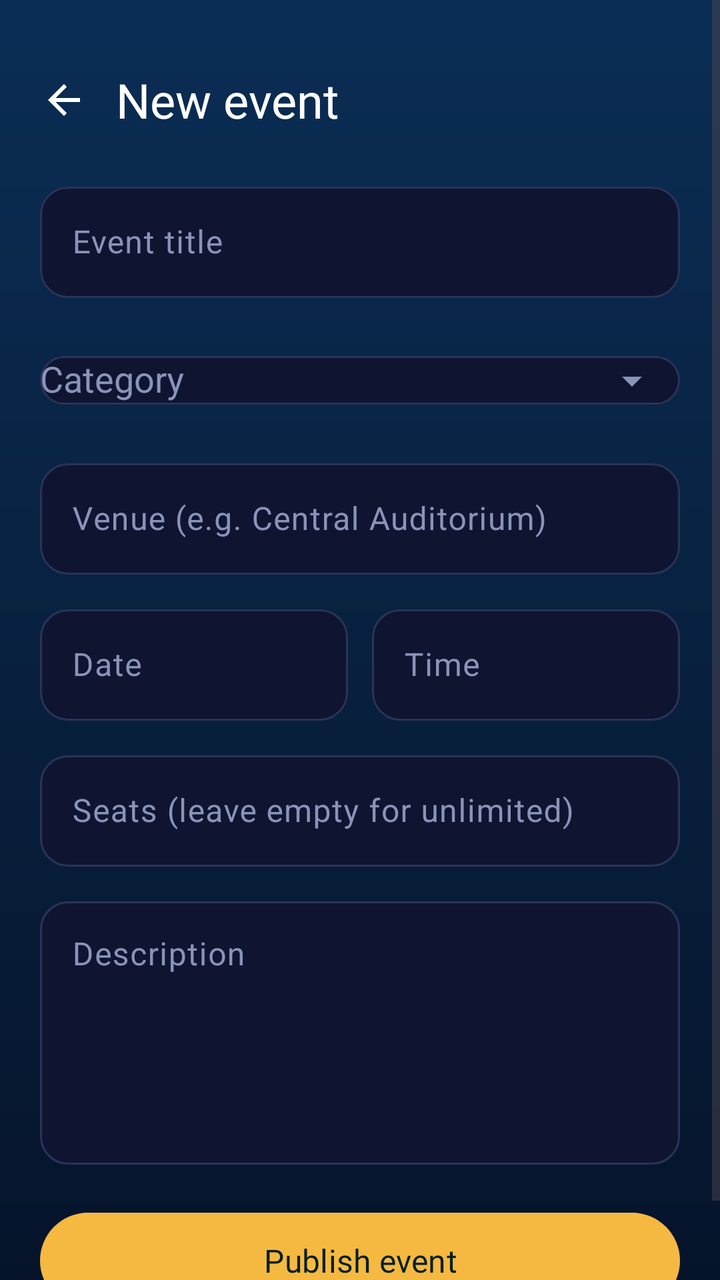
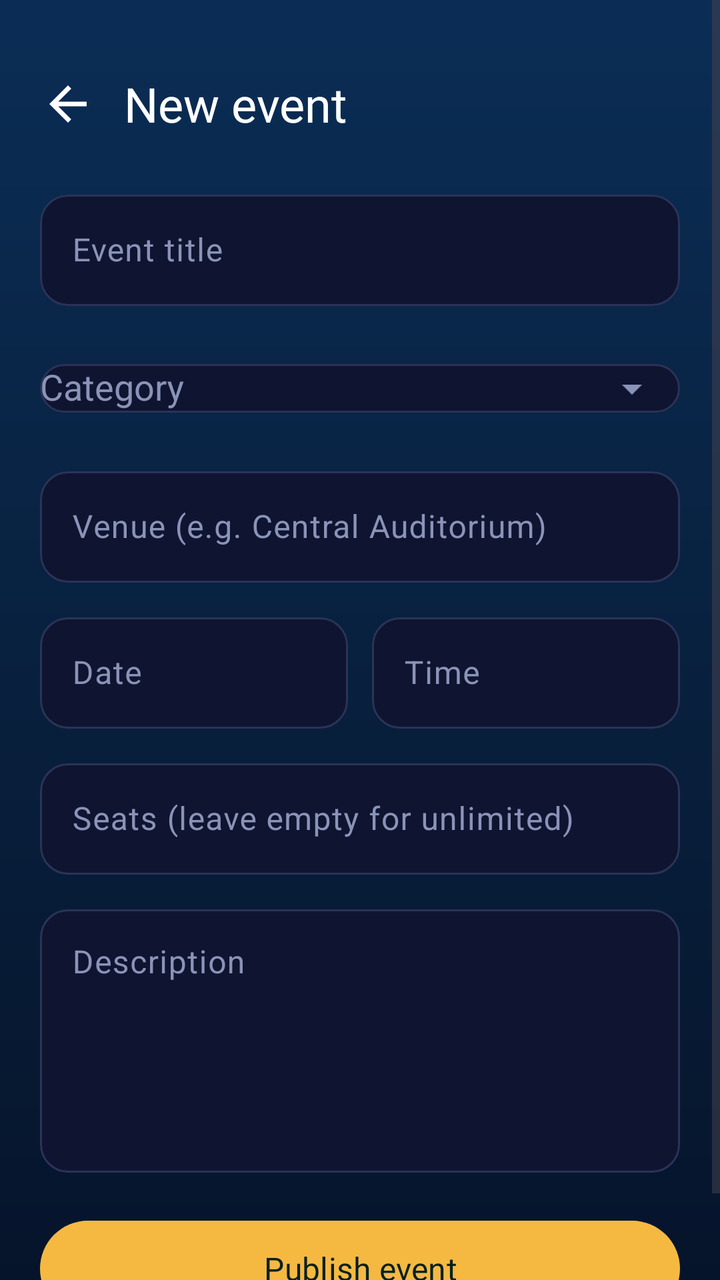

An Android layout rendered at two revisions. The XML below is the earlier revision; the diff shows what the commit changed to produce the second picture.
<!-- AndroidManifest.xml: application theme Theme.CampusPulse -->
<!-- res/layout/activity_add_event.xml -->
<?xml version="1.0" encoding="utf-8"?>
<ScrollView xmlns:android="http://schemas.android.com/apk/res/android"
    xmlns:app="http://schemas.android.com/apk/res-auto"
    android:layout_width="match_parent"
    android:layout_height="match_parent"
    android:background="@drawable/bg_dashboard"
    android:fillViewport="true">

    <LinearLayout
        android:layout_width="match_parent"
        android:layout_height="wrap_content"
        android:orientation="vertical"
        android:paddingStart="10dp"
        android:paddingTop="28dp"
        android:paddingEnd="20dp"
        android:paddingBottom="24dp">

        <LinearLayout
            android:layout_width="match_parent"
            android:layout_height="wrap_content"
            android:gravity="center_vertical"
            android:orientation="horizontal">

            <ImageView
                android:id="@+id/btnBack"
                android:layout_width="44dp"
                android:layout_height="44dp"
                android:background="?attr/selectableItemBackgroundBorderless"
                android:contentDescription="Back"
                android:padding="10dp"
                android:src="@drawable/ic_back" />

            <TextView
                android:layout_width="wrap_content"
                android:layout_height="wrap_content"
                android:layout_marginStart="4dp"
                android:fontFamily="@font/poppins_bold"
                android:text="New event"
                android:textColor="#FFFFFF"
                android:textSize="24sp" />
        </LinearLayout>

        <LinearLayout
            android:layout_width="match_parent"
            android:layout_height="wrap_content"
            android:layout_marginStart="10dp"
            android:layout_marginTop="16dp"
            android:orientation="vertical">

            <com.google.android.material.textfield.TextInputLayout
                android:id="@+id/tilTitle"
                style="@style/Widget.CampusPulse.Input"
                android:layout_width="match_parent"
                android:layout_height="wrap_content"
                android:hint="Event title">

                <com.google.android.material.textfield.TextInputEditText
                    android:id="@+id/etTitle"
                    android:layout_width="match_parent"
                    android:layout_height="wrap_content"
                    android:inputType="textCapWords"
                    android:maxLength="80"
                    android:textColor="#FFFFFF" />
            </com.google.android.material.textfield.TextInputLayout>

            <com.google.android.material.textfield.TextInputLayout
                android:id="@+id/tilCategory"
                style="@style/Widget.CampusPulse.Input"
                android:layout_width="match_parent"
                android:layout_height="wrap_content"
                android:layout_marginTop="12dp"
                android:hint="Category"
                app:endIconMode="dropdown_menu">

                <com.google.android.material.textfield.MaterialAutoCompleteTextView
                    android:id="@+id/actCategory"
                    android:layout_width="match_parent"
                    android:layout_height="wrap_content"
                    android:inputType="none"
                    android:textColor="#FFFFFF" />
            </com.google.android.material.textfield.TextInputLayout>

            <com.google.android.material.textfield.TextInputLayout
                android:id="@+id/tilVenue"
                style="@style/Widget.CampusPulse.Input"
                android:layout_width="match_parent"
                android:layout_height="wrap_content"
                android:layout_marginTop="12dp"
                android:hint="Venue (e.g. Central Auditorium)">

                <com.google.android.material.textfield.TextInputEditText
                    android:id="@+id/etVenue"
                    android:layout_width="match_parent"
                    android:layout_height="wrap_content"
                    android:inputType="textCapWords"
                    android:maxLength="80"
                    android:textColor="#FFFFFF" />
            </com.google.android.material.textfield.TextInputLayout>

            <LinearLayout
                android:layout_width="match_parent"
                android:layout_height="wrap_content"
                android:layout_marginTop="12dp"
                android:orientation="horizontal">

                <com.google.android.material.textfield.TextInputLayout
                    android:id="@+id/tilDate"
                    style="@style/Widget.CampusPulse.Input"
                    android:layout_width="0dp"
                    android:layout_height="wrap_content"
                    android:layout_marginEnd="6dp"
                    android:layout_weight="1"
                    android:hint="Date">

                    <com.google.android.material.textfield.TextInputEditText
                        android:id="@+id/etDate"
                        android:layout_width="match_parent"
                        android:layout_height="wrap_content"
                        android:cursorVisible="false"
                        android:focusable="false"
                        android:inputType="none"
                        android:textColor="#FFFFFF" />
                </com.google.android.material.textfield.TextInputLayout>

                <com.google.android.material.textfield.TextInputLayout
                    android:id="@+id/tilTime"
                    style="@style/Widget.CampusPulse.Input"
                    android:layout_width="0dp"
                    android:layout_height="wrap_content"
                    android:layout_marginStart="6dp"
                    android:layout_weight="1"
                    android:hint="Time">

                    <com.google.android.material.textfield.TextInputEditText
                        android:id="@+id/etTime"
                        android:layout_width="match_parent"
                        android:layout_height="wrap_content"
                        android:cursorVisible="false"
                        android:focusable="false"
                        android:inputType="none"
                        android:textColor="#FFFFFF" />
                </com.google.android.material.textfield.TextInputLayout>
            </LinearLayout>

            <com.google.android.material.textfield.TextInputLayout
                android:id="@+id/tilCapacity"
                style="@style/Widget.CampusPulse.Input"
                android:layout_width="match_parent"
                android:layout_height="wrap_content"
                android:layout_marginTop="12dp"
                android:hint="Seats (leave empty for unlimited)">

                <com.google.android.material.textfield.TextInputEditText
                    android:id="@+id/etCapacity"
                    android:layout_width="match_parent"
                    android:layout_height="wrap_content"
                    android:inputType="number"
                    android:maxLength="5"
                    android:textColor="#FFFFFF" />
            </com.google.android.material.textfield.TextInputLayout>

            <com.google.android.material.textfield.TextInputLayout
                android:id="@+id/tilDesc"
                style="@style/Widget.CampusPulse.Input"
                android:layout_width="match_parent"
                android:layout_height="wrap_content"
                android:layout_marginTop="12dp"
                android:hint="Description">

                <com.google.android.material.textfield.TextInputEditText
                    android:id="@+id/etDesc"
                    android:layout_width="match_parent"
                    android:layout_height="wrap_content"
                    android:gravity="top"
                    android:inputType="textMultiLine|textCapSentences"
                    android:minLines="5"
                    android:textColor="#FFFFFF" />
            </com.google.android.material.textfield.TextInputLayout>

            <com.google.android.material.button.MaterialButton
                android:id="@+id/btnPublish"
                android:layout_width="match_parent"
                android:layout_height="56dp"
                android:layout_marginTop="20dp"
                android:fontFamily="@font/poppins_bold"
                android:text="Publish event"
                android:textAllCaps="false"
                android:textColor="#06201E"
                android:textSize="16sp"
                app:backgroundTint="#F5B942"
                app:cornerRadius="28dp" />
        </LinearLayout>
    </LinearLayout>
</ScrollView>
<!-- resources referenced by this layout -->
<resources>
  <!-- drawable bg_dashboard (drawable) -->
  <shape xmlns:android="http://schemas.android.com/apk/res/android">
      <gradient android:startColor="#0B2D55" android:centerColor="#08213F"
          android:endColor="#06142B" android:angle="270" />
  </shape>
  <!-- drawable ic_back (drawable) -->
  <vector xmlns:android="http://schemas.android.com/apk/res/android"
      android:width="24dp" android:height="24dp"
      android:viewportWidth="24" android:viewportHeight="24">
      <path android:fillColor="#FFFFFF"
          android:pathData="M20,11H7.83l5.59,-5.59L12,4l-8,8 8,8 1.41,-1.41L7.83,13H20v-2z"/>
  </vector>
  <style name="Widget.CampusPulse.Input" parent="Widget.Material3.TextInputLayout.OutlinedBox">
          <item name="boxStrokeColor">@color/input_stroke</item>
          <item name="boxBackgroundColor">@color/input_bg</item>
          <item name="hintTextColor">@color/accent</item>
          <item name="android:textColorHint">@color/text_muted</item>
          <item name="endIconTint">@color/text_muted</item>
          <item name="startIconTint">@color/text_muted</item>
          <item name="boxCornerRadiusTopStart">14dp</item>
          <item name="boxCornerRadiusTopEnd">14dp</item>
          <item name="boxCornerRadiusBottomStart">14dp</item>
          <item name="boxCornerRadiusBottomEnd">14dp</item>
      </style>
  <style name="Theme.CampusPulse" parent="Theme.Material3.DayNight.NoActionBar" />
  <color name="input_bg">#0F1530</color>
  <color name="accent">#22D3EE</color>
  <color name="text_muted">#8A93B8</color>
</resources>

<!-- the commit's change to res/layout/activity_add_event.xml (unified diff, before → after) -->
@@ -23,8 +23,8 @@
 
             <ImageView
                 android:id="@+id/btnBack"
-                android:layout_width="44dp"
-                android:layout_height="44dp"
+                android:layout_width="48dp"
+                android:layout_height="48dp"
                 android:background="?attr/selectableItemBackgroundBorderless"
                 android:contentDescription="Back"
                 android:padding="10dp"
